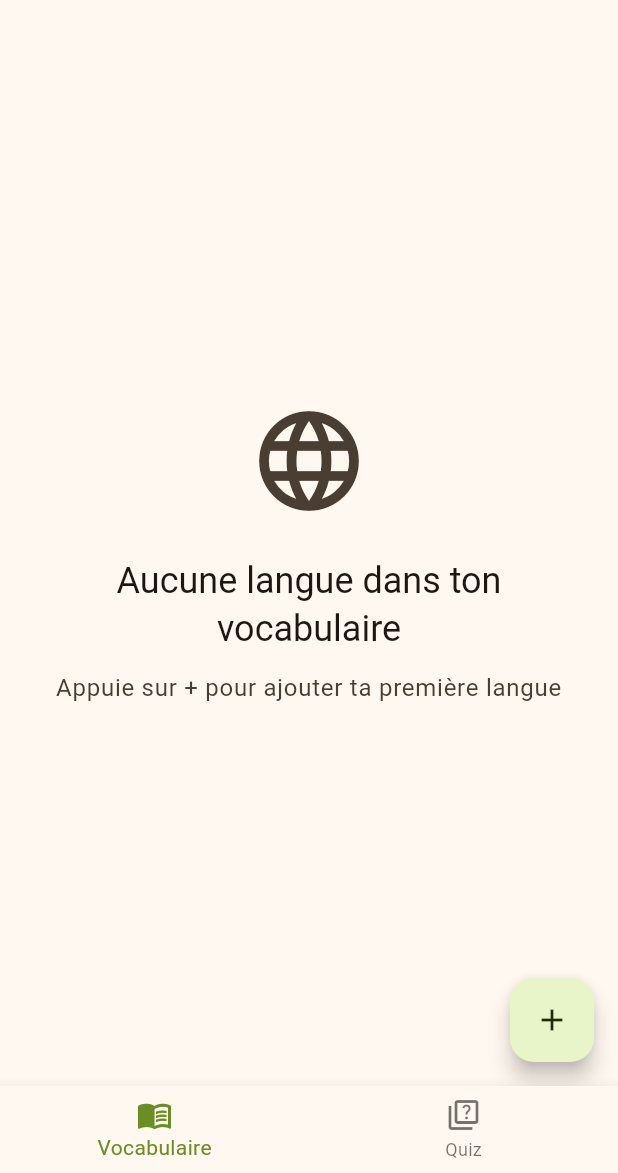
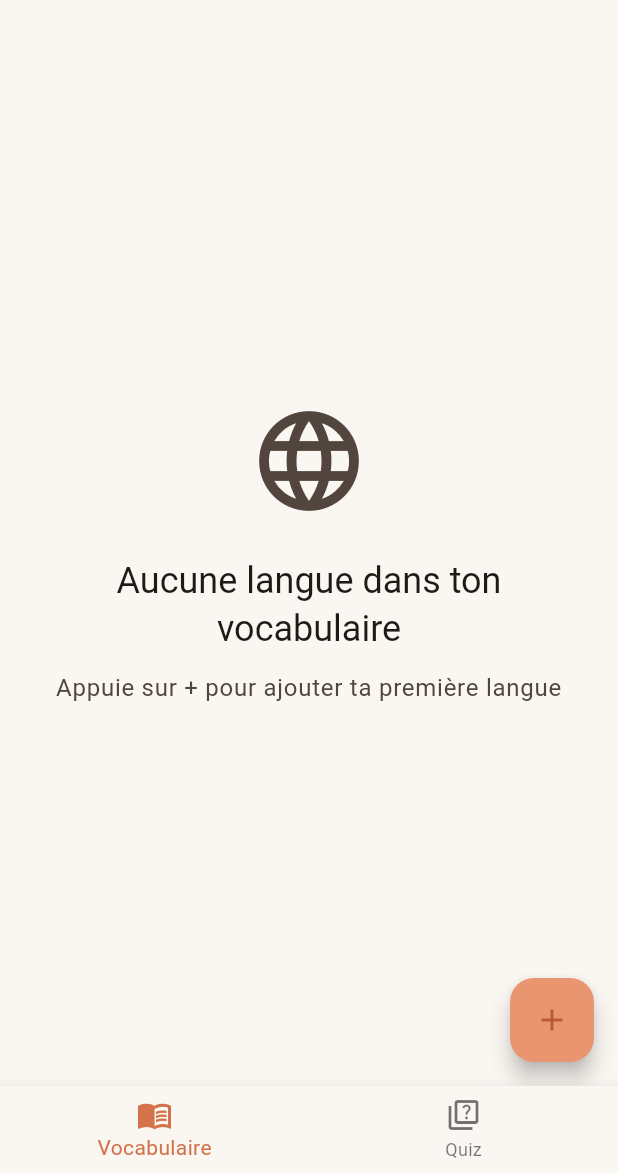
Before and after one commit to PFrappier/traductao_app, a Flutter app: the screen it shows after launch, on a phone screen of 412 x 824 dp, the part 63-1236 px from its top. Run offline on Flutter 3.47's test engine with Material 3 defaults, Android fonts, the phone set to English and light mode, and no system bars; our stand-ins replace equatable, flutter_bloc, go_router.

Commit message:
💄 Add andalusian theme

```diff
--- a/lib/main.dart
+++ b/lib/main.dart
@@ -4,7 +4,7 @@ import 'package:flutter_bloc/flutter_bloc.dart';
 import 'package:traductao_app/providers/navbar_provider.dart';
 import 'package:traductao_app/bloc/vocabulary_cubit.dart';
 import 'package:traductao_app/router/go_router.dart';
-import 'package:traductao_app/themes/andalusian_theme.dart';
+import 'package:traductao_app/theme/andalusian_theme.dart';
 
 void main() {
   runApp(const MyApp());
@@ -27,11 +27,8 @@ class MyApp extends StatelessWidget {
       child: MaterialApp.router(
         title: 'Traductao',
         debugShowCheckedModeBanner: false,
-        // theme: ThemeData(
-        //   colorScheme: ColorScheme.fromSeed(seedColor: Colors.deepPurple),
-        // ),
-        theme: ThemeData(colorScheme: AndalusianTheme.lightColorScheme),
-        darkTheme: ThemeData(colorScheme: AndalusianTheme.darkColorScheme),
+        theme: AndalusianTheme.lightTheme,
+        darkTheme: AndalusianTheme.darkTheme,
         routerConfig: router,
       ),
     );
--- /dev/null
+++ b/lib/theme/andalusian_theme.dart
@@ -0,0 +1,125 @@
+import 'package:flutter/material.dart';
+
+class AndalusianTheme {
+  // Couleurs inspirées de l'Andalousie
+  // Terracotta chaleureux pour les tons principaux
+  static const Color _terracotta = Color(0xFFD4734B);
+  static const Color _terracottaLight = Color(0xFFE89570);
+  static const Color _terracottaDark = Color(0xFFB85A35);
+
+  // Bleu méditerranéen profond
+  static const Color _mediterraneanBlue = Color(0xFF2B5F82);
+
+  // Tons chauds secondaires (ocre/sable)
+  static const Color _warmSand = Color(0xFFE8C4A0);
+  static const Color _ochre = Color(0xFFC9915D);
+
+  // Tons neutres (blanc cassé andalou)
+  static const Color _whitewash = Color(0xFFFAF7F2);
+
+  static ColorScheme lightColorScheme = ColorScheme(
+    brightness: Brightness.light,
+
+    // Couleurs principales - terracotta chaleureux
+    primary: _terracotta,
+    onPrimary: Colors.white,
+    primaryContainer: _terracottaLight,
+    onPrimaryContainer: _terracottaDark,
+
+    // Couleurs secondaires - bleu méditerranéen
+    secondary: _mediterraneanBlue,
+    onSecondary: Colors.white,
+    secondaryContainer: const Color(0xFF4A7FA3),
+    onSecondaryContainer: const Color(0xFF1A3D52),
+
+    // Couleurs tertiaires - ocre/sable
+    tertiary: _ochre,
+    onTertiary: Colors.white,
+    tertiaryContainer: _warmSand,
+    onTertiaryContainer: const Color(0xFF7A5834),
+
+    // Erreur
+    error: const Color(0xFFB3261E),
+    onError: Colors.white,
+    errorContainer: const Color(0xFFF9DEDC),
+    onErrorContainer: const Color(0xFF8C1D18),
+
+    // Fond
+    surface: _whitewash,
+    onSurface: const Color(0xFF201A17),
+    surfaceContainerHighest: const Color(0xFFE8E1DC),
+    onSurfaceVariant: const Color(0xFF51453E),
+
+    // Bordures et contours
+    outline: const Color(0xFF837469),
+    outlineVariant: const Color(0xFFD2C5BB),
+
+    // Ombres
+    shadow: Colors.black,
+    scrim: Colors.black,
+
+    // Fond inversé
+    inverseSurface: const Color(0xFF352F2B),
+    onInverseSurface: const Color(0xFFF8EFE8),
+    inversePrimary: _terracottaLight,
+  );
+
+  static ColorScheme darkColorScheme = ColorScheme(
+    brightness: Brightness.dark,
+
+    // Couleurs principales - terracotta adouci pour le mode sombre
+    primary: _terracottaLight,
+    onPrimary: const Color(0xFF5C2814),
+    primaryContainer: _terracottaDark,
+    onPrimaryContainer: const Color(0xFFFFDBCE),
+
+    // Couleurs secondaires - bleu méditerranéen plus clair
+    secondary: const Color(0xFF76B3D9),
+    onSecondary: const Color(0xFF003549),
+    secondaryContainer: _mediterraneanBlue,
+    onSecondaryContainer: const Color(0xFFCAE6FF),
+
+    // Couleurs tertiaires - sable/ocre adouci
+    tertiary: _warmSand,
+    onTertiary: const Color(0xFF4A3424),
+    tertiaryContainer: const Color(0xFF8B6844),
+    onTertiaryContainer: const Color(0xFFFFDDB8),
+
+    // Erreur
+    error: const Color(0xFFF2B8B5),
+    onError: const Color(0xFF601410),
+    errorContainer: const Color(0xFF8C1D18),
+    onErrorContainer: const Color(0xFFF9DEDC),
+
+    // Fond - tons chauds sombres
+    surface: const Color(0xFF1C1613),
+    onSurface: const Color(0xFFECE0D9),
+    surfaceContainerHighest: const Color(0xFF3E362F),
+    onSurfaceVariant: const Color(0xFFD2C5BB),
+
+    // Bordures et contours
+    outline: const Color(0xFF9B8E84),
+    outlineVariant: const Color(0xFF51453E),
+
+    // Ombres
+    shadow: Colors.black,
+    scrim: Colors.black,
+
+    // Fond inversé
+    inverseSurface: const Color(0xFFECE0D9),
+    onInverseSurface: const Color(0xFF352F2B),
+    inversePrimary: _terracotta,
+  );
+
+  static ThemeData lightTheme = ThemeData(
+    useMaterial3: true,
+    colorScheme: lightColorScheme,
+    fontFamily: 'Roboto',
+  );
+
+  static ThemeData darkTheme = ThemeData(
+    useMaterial3: true,
+    colorScheme: darkColorScheme,
+    fontFamily: 'Roboto',
+  );
+}
--- a/lib/themes/andalusian_theme.dart
+++ /dev/null
@@ -1,106 +0,0 @@
-import 'package:flutter/material.dart';
-
-class AndalusianTheme {
-  // Couleurs principales du thème andalou - Version expressive et vivace
-  static const Color _primaryColor = Color(0xFF6B8E23); // Vert olive vif (olive drab)
-  static const Color _onPrimary = Color(0xFFFFFFFF);
-  static const Color _primaryContainer = Color(0xFFE8F5C8); // Vert olive très clair et lumineux
-  static const Color _onPrimaryContainer = Color(0xFF1F2A08);
-
-  static const Color _secondary = Color(0xFFFF7043); // Orange coral vibrant
-  static const Color _onSecondary = Color(0xFFFFFFFF);
-  static const Color _secondaryContainer = Color(0xFFFFE4DB);
-  static const Color _onSecondaryContainer = Color(0xFF4A1C0A);
-
-  static const Color _tertiary = Color(0xFF8D6E63); // Terre cuite chaude
-  static const Color _onTertiary = Color(0xFFFFFFFF);
-  static const Color _tertiaryContainer = Color(0xFFF3E5AB); // Beige doré lumineux
-  static const Color _onTertiaryContainer = Color(0xFF2D1B00);
-
-  static const Color _error = Color(0xFFBA1A1A);
-  static const Color _onError = Color(0xFFFFFFFF);
-  static const Color _errorContainer = Color(0xFFFFDAD6);
-  static const Color _onErrorContainer = Color(0xFF410002);
-
-  static const Color _surface = Color(0xFFFFF8F0); // Surface avec une pointe d'orange chaud
-  static const Color _onSurface = Color(0xFF1F1612);
-  static const Color _surfaceVariant = Color(0xFFF2E6D4); // Variant ocre clair
-  static const Color _onSurfaceVariant = Color(0xFF4A3D32);
-
-  static const Color _outline = Color(0xFF8B7355); // Outline dans les tons ocre
-  static const Color _outlineVariant = Color(0xFFD4C4AD); // Plus clair, ocre
-
-  static const Color _inverseSurface = Color(0xFF342A20); // Surface inverse ocre foncé
-  static const Color _inverseOnSurface = Color(0xFFF7F0E7);
-  static const Color _inversePrimary = Color(0xFFB8D788); // Vert olive lumineux pour le mode inversé
-
-  static const Color _shadow = Color(0xFF000000);
-  static const Color _surfaceTint = Color(0xFF6B8E23);
-  static const Color _scrim = Color(0xFF000000);
-
-  /// ColorScheme pour le mode clair
-  static const ColorScheme lightColorScheme = ColorScheme(
-    brightness: Brightness.light,
-    primary: _primaryColor, // Vert olive principal
-    onPrimary: _onPrimary,
-    primaryContainer: _primaryContainer,
-    onPrimaryContainer: _onPrimaryContainer,
-    secondary: _secondary, // Orange secondaire
-    onSecondary: _onSecondary,
-    secondaryContainer: _secondaryContainer,
-    onSecondaryContainer: _onSecondaryContainer,
-    tertiary: _tertiary, // Terre cuite
-    onTertiary: _onTertiary,
-    tertiaryContainer: _tertiaryContainer,
-    onTertiaryContainer: _onTertiaryContainer,
-    error: _error,
-    onError: _onError,
-    errorContainer: _errorContainer,
-    onErrorContainer: _onErrorContainer,
-    surface: _surface,
-    onSurface: _onSurface,
-    surfaceVariant: _surfaceVariant,
-    onSurfaceVariant: _onSurfaceVariant,
-    outline: _outline,
-    outlineVariant: _outlineVariant,
-    shadow: _shadow,
-    scrim: _scrim,
-    inverseSurface: _inverseSurface,
-    onInverseSurface: _inverseOnSurface,
-    inversePrimary: _inversePrimary,
-    surfaceTint: _surfaceTint,
-  );
-
-  /// ColorScheme pour le mode sombre (adapté)
-  static const ColorScheme darkColorScheme = ColorScheme(
-    brightness: Brightness.dark,
-    primary: Color(0xFFB8D788), // Vert olive lumineux pour le mode sombre
-    onPrimary: Color(0xFF2A3511),
-    primaryContainer: Color(0xFF405919),
-    onPrimaryContainer: Color(0xFFE8F5C8),
-    secondary: Color(0xFFFFAB91), // Orange coral clair
-    onSecondary: Color(0xFF6B2C0F),
-    secondaryContainer: Color(0xFF8A3F1A),
-    onSecondaryContainer: Color(0xFFFFE4DB),
-    tertiary: Color(0xFFD4B896), // Beige doré
-    onTertiary: Color(0xFF3B2F24),
-    tertiaryContainer: Color(0xFF523E32),
-    onTertiaryContainer: Color(0xFFF3E5AB),
-    error: Color(0xFFFFB4AB),
-    onError: Color(0xFF690005),
-    errorContainer: Color(0xFF93000A),
-    onErrorContainer: Color(0xFFFFDAD6),
-    surface: Color(0xFF1A1612), // Surface sombre avec base ocre
-    onSurface: Color(0xFFF0E7DC),
-    surfaceVariant: Color(0xFF4A3D32), // Variant ocre sombre
-    onSurfaceVariant: Color(0xFFD4C4AD),
-    outline: Color(0xFF9E8B73), // Outline ocre moyen
-    outlineVariant: Color(0xFF4A3D32),
-    shadow: Color(0xFF000000),
-    scrim: Color(0xFF000000),
-    inverseSurface: Color(0xFFF0E7DC),
-    onInverseSurface: Color(0xFF342A20),
-    inversePrimary: Color(0xFF6B8E23),
-    surfaceTint: Color(0xFFB8D788),
-  );
-}
```
